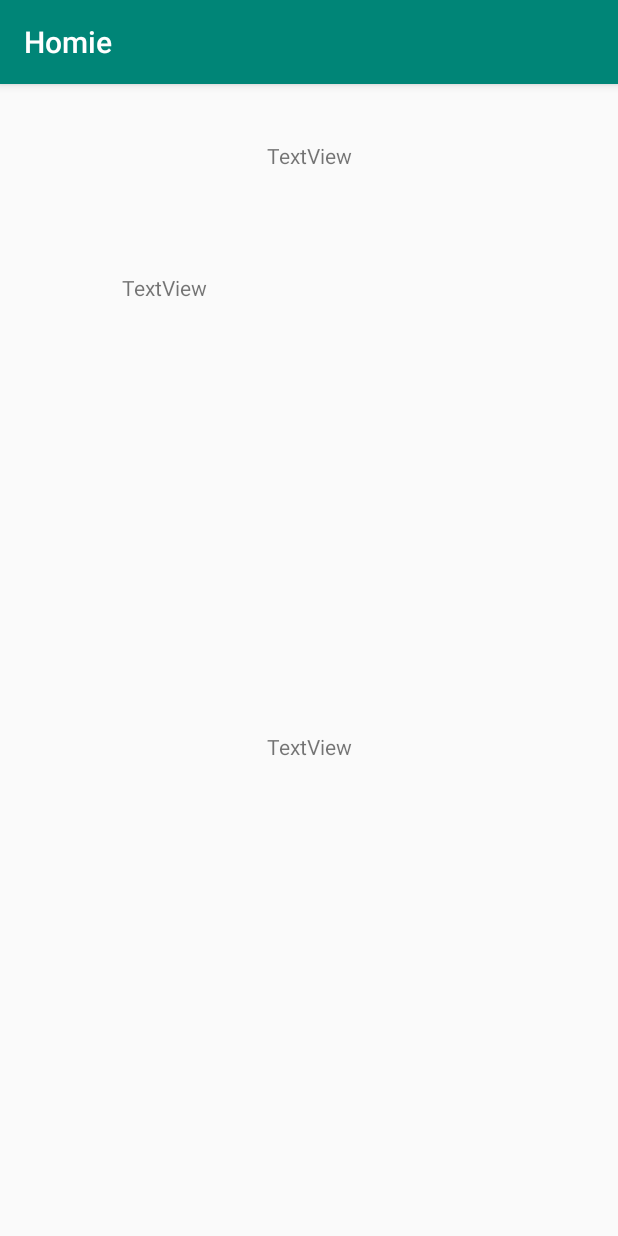
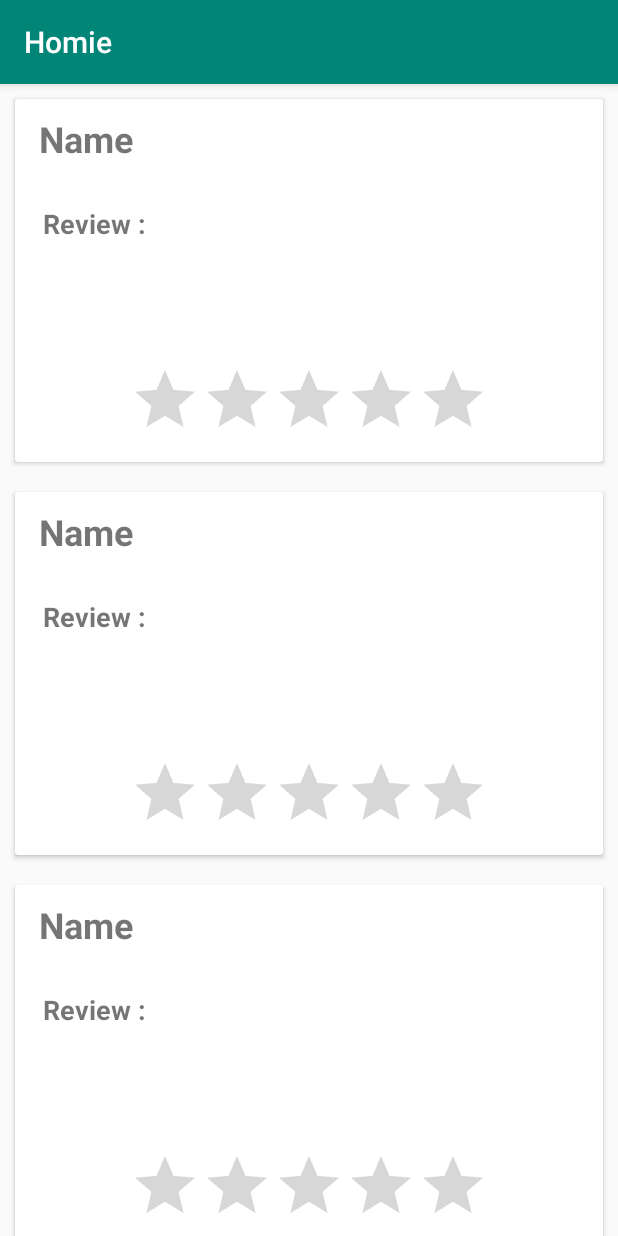
Before and after one commit to NadeemRawther/Homie, an Android app: the LabourProfile screen opened directly, with no data from a screen before it, on a phone screen of 412 x 824 dp. Run offline under Robolectric (Android 15) with nearby library versions, the phone set to English and light mode, and no system bars; our stand-ins replace Firebase (no records; nobody signed in at launch, a user with empty details on screens opened directly).

Commit message:
Its my new commit

```diff
--- a/app/src/main/java/com/labour/homie/Adapter/LabourAdapter.java
+++ b/app/src/main/java/com/labour/homie/Adapter/LabourAdapter.java
@@ -64,6 +64,8 @@ public class LabourAdapter extends RecyclerView.Adapter<LabourAdapter.ViewHolder
             @Override
             public void onClick(View v) {
 Intent intent = new Intent(context, LabourProfile.class);
+intent.putExtra("userid",list.get(i).getUserid());
+
 context.startActivity(intent);
 
             }
--- /dev/null
+++ b/app/src/main/java/com/labour/homie/Adapter/ReviewAdapter.java
@@ -0,0 +1,65 @@
+package com.labour.homie.Adapter;
+
+import android.content.Context;
+import android.support.annotation.NonNull;
+import android.support.v7.widget.CardView;
+import android.support.v7.widget.RecyclerView;
+import android.view.LayoutInflater;
+import android.view.View;
+import android.view.ViewGroup;
+import android.widget.ImageButton;
+import android.widget.TextView;
+import com.labour.homie.Entities.CardForLabours;
+import com.labour.homie.Entities.CardReview;
+import com.labour.homie.R;
+import java.util.ArrayList;
+
+public class ReviewAdapter extends RecyclerView.Adapter<ReviewAdapter.ViewHolder> {
+        TextView titles,detail,requests;
+        ImageButton imgphon;
+        ArrayList<CardReview> list;
+        Context context;
+public ReviewAdapter(Context context, ArrayList<CardReview> arrayList){
+        this.list = arrayList;
+        this.context = context;
+        }
+
+
+@NonNull
+@Override
+public ReviewAdapter.ViewHolder onCreateViewHolder(@NonNull ViewGroup viewGroup, int i) {
+        CardView view = (CardView) LayoutInflater.from(viewGroup.getContext()).inflate(R.layout.card_review,viewGroup,false);
+        return new ReviewAdapter.ViewHolder(view);
+        }
+
+@Override
+public void onBindViewHolder(@NonNull ReviewAdapter.ViewHolder viewHolder, final int i) {
+final int j;
+
+final CardView cardView = viewHolder.cardView;
+final Context context = cardView.getContext();
+
+        cardView.setOnClickListener(new View.OnClickListener() {
+@Override
+public void onClick(View v) {
+
+        }
+        });
+
+        }
+public static class ViewHolder extends RecyclerView.ViewHolder {
+    CardView cardView;
+
+    public ViewHolder(View view) {
+        super(view);
+
+        cardView = (CardView) view.findViewById(R.id.cardview_forreview);
+
+    }
+}
+    @Override
+    public int getItemCount() {
+        int len = list.size();
+        return 10 ;
+    }
+}
--- a/app/src/main/java/com/labour/homie/LabourProfile.java
+++ b/app/src/main/java/com/labour/homie/LabourProfile.java
@@ -1,13 +1,61 @@
 package com.labour.homie;
 
+import android.app.ProgressDialog;
+import android.content.Intent;
+import android.support.annotation.NonNull;
 import android.support.v7.app.AppCompatActivity;
 import android.os.Bundle;
+import android.support.v7.widget.LinearLayoutManager;
+import android.support.v7.widget.RecyclerView;
+import android.util.Log;
+
+import com.google.firebase.database.DataSnapshot;
+import com.google.firebase.database.DatabaseError;
+import com.google.firebase.database.DatabaseReference;
+import com.google.firebase.database.FirebaseDatabase;
+import com.google.firebase.database.ValueEventListener;
+import com.labour.homie.Adapter.ReviewAdapter;
+import com.labour.homie.Entities.CardForLabours;
+import com.labour.homie.Entities.CardReview;
+
+import java.util.ArrayList;
 
 public class LabourProfile extends AppCompatActivity {
-
+    FirebaseDatabase database = FirebaseDatabase.getInstance();
+    ArrayList<CardReview> arrayList = new ArrayList<>();
+    private ProgressDialog progressDialog;
     @Override
     protected void onCreate(Bundle savedInstanceState) {
         super.onCreate(savedInstanceState);
         setContentView(R.layout.activity_labour_profile);
+        Intent intent = getIntent();
+        String userid = intent.getStringExtra("userid");
+Log.e("MADS",userid);
+        final RecyclerView labourcycle = findViewById(R.id.recyclerreview);
+        labourcycle.setHasFixedSize(true);
+        DatabaseReference myRef = database.getReference("reviews/"+userid);
+
+        LinearLayoutManager layoutManager = new LinearLayoutManager(this);
+        labourcycle.setLayoutManager(layoutManager);
+        myRef.addListenerForSingleValueEvent(new ValueEventListener() {
+            @Override
+            public void onDataChange(@NonNull DataSnapshot dataSnapshot) {
+
+                           Log.e("nads",dataSnapshot.getKey());
+                           for(DataSnapshot dataSnapshot1:dataSnapshot.getChildren()){
+
+                           }
+
+            }
+
+            @Override
+            public void onCancelled(@NonNull DatabaseError databaseError) {
+
+            }
+        });
+        //CardReview cardReview = new CardReview("dsfsd","sdfsd");
+        //arrayList.add(cardReview);
+        ReviewAdapter reviewAdapter = new ReviewAdapter(this,arrayList);
+        labourcycle.setAdapter(reviewAdapter);
     }
 }
--- a/app/src/main/java/com/labour/homie/ListOfLabours.java
+++ b/app/src/main/java/com/labour/homie/ListOfLabours.java
@@ -72,8 +72,8 @@ myRef.addListenerForSingleValueEvent(new ValueEventListener() {
     public void onDataChange(@NonNull DataSnapshot dataSnapshot) {
         for(DataSnapshot dataSnapshot1:dataSnapshot.getChildren()){
 
-            Log.e("Nadeem",dataSnapshot1.child("name").getValue().toString());
-           CardForLabours cardForLabours = new CardForLabours(dataSnapshot1.child("name").getValue().toString(),dataSnapshot1.child("phone").getValue().toString(),dataSnapshot1.child("place").getValue().toString(),dataSnapshot1.child("charge").getValue().toString());
+            Log.e("Nadeem",dataSnapshot1.getKey().toString());
+           CardForLabours cardForLabours = new CardForLabours(dataSnapshot1.child("name").getValue().toString(),dataSnapshot1.child("phone").getValue().toString(),dataSnapshot1.child("place").getValue().toString(),dataSnapshot1.child("charge").getValue().toString(),dataSnapshot1.getKey().toString());
            arrayList.add(cardForLabours);
 
         }
--- a/app/src/main/res/layout/activity_labour_profile.xml
+++ b/app/src/main/res/layout/activity_labour_profile.xml
@@ -1,67 +1,20 @@
 <?xml version="1.0" encoding="utf-8"?>
-<ScrollView xmlns:android="http://schemas.android.com/apk/res/android"
+<android.support.constraint.ConstraintLayout xmlns:android="http://schemas.android.com/apk/res/android"
     xmlns:app="http://schemas.android.com/apk/res-auto"
     xmlns:tools="http://schemas.android.com/tools"
     android:layout_width="match_parent"
     android:layout_height="match_parent"
     tools:context=".LabourProfile">
 
-    <android.support.constraint.ConstraintLayout
+    <android.support.v7.widget.RecyclerView
+        android:id="@+id/recyclerreview"
         android:layout_width="match_parent"
-        android:layout_height="match_parent">
+        android:layout_height="match_parent"
+        tools:layout_editor_absoluteY="26dp">
 
-        <TextView
-            android:id="@+id/textView2"
-            android:layout_width="wrap_content"
-            android:layout_height="wrap_content"
-            android:layout_marginStart="8dp"
-            android:layout_marginTop="432dp"
-            android:layout_marginEnd="8dp"
-            android:text="TextView"
-            app:layout_constraintEnd_toEndOf="parent"
-            app:layout_constraintStart_toStartOf="parent"
-            app:layout_constraintTop_toTopOf="parent" />
+    </android.support.v7.widget.RecyclerView>
 
-        <TextView
-            android:id="@+id/textView3"
-            android:layout_width="wrap_content"
-            android:layout_height="wrap_content"
-            android:layout_marginStart="8dp"
-            android:layout_marginEnd="8dp"
-            android:layout_marginBottom="8dp"
-            android:text="TextView"
-            app:layout_constraintBottom_toTopOf="@+id/guideline9"
-            app:layout_constraintEnd_toEndOf="parent"
-            app:layout_constraintStart_toStartOf="parent"
-            app:layout_constraintTop_toTopOf="parent" />
 
-        <android.support.constraint.Guideline
-            android:id="@+id/guideline9"
-            android:layout_width="wrap_content"
-            android:layout_height="wrap_content"
-            android:orientation="horizontal"
-            app:layout_constraintGuide_percent="0.22838138" />
 
-        <TextView
-            android:id="@+id/textView4"
-            android:layout_width="72dp"
-            android:layout_height="40dp"
-            android:layout_marginStart="8dp"
-            android:layout_marginEnd="8dp"
-            android:layout_marginBottom="8dp"
-            android:text="TextView"
-            app:layout_constraintBottom_toTopOf="@+id/guideline10"
-            app:layout_constraintEnd_toEndOf="parent"
-            app:layout_constraintHorizontal_bias="0.226"
-            app:layout_constraintStart_toStartOf="parent"
-            app:layout_constraintTop_toTopOf="@+id/guideline9"
-            app:layout_constraintVertical_bias="0.123" />
 
-        <android.support.constraint.Guideline
-            android:id="@+id/guideline10"
-            android:layout_width="wrap_content"
-            android:layout_height="wrap_content"
-            android:orientation="horizontal"
-            app:layout_constraintGuide_percent="0.7472284" />
-    </android.support.constraint.ConstraintLayout>
-</ScrollView>
+</android.support.constraint.ConstraintLayout>
--- /dev/null
+++ b/app/src/main/res/layout/card_review.xml
@@ -0,0 +1,87 @@
+<?xml version="1.0" encoding="utf-8"?>
+<android.support.v7.widget.CardView xmlns:tools="http://schemas.android.com/tools"
+    android:id="@+id/cardview_forreview"
+    xmlns:android="http://schemas.android.com/apk/res/android"
+    xmlns:app="http://schemas.android.com/apk/res-auto"
+    android:layout_width="match_parent"
+    android:layout_height="wrap_content"
+    android:layout_margin="10dp">
+
+
+    <android.support.constraint.ConstraintLayout
+        android:layout_width="match_parent"
+        android:layout_height="match_parent">
+
+        <TextView
+            android:id="@+id/cardviewtitle"
+            android:layout_width="wrap_content"
+            android:layout_height="wrap_content"
+            android:layout_alignParentStart="true"
+            android:layout_alignParentTop="true"
+            android:layout_alignParentEnd="true"
+            android:layout_marginStart="16dp"
+            android:layout_marginTop="8dp"
+            android:layout_marginBottom="8dp"
+            android:text="Name"
+            android:textAlignment="center"
+            android:textSize="24dp"
+            android:textStyle="bold"
+            app:layout_constraintBottom_toTopOf="@+id/guideline48"
+            app:layout_constraintStart_toStartOf="parent"
+            app:layout_constraintTop_toTopOf="parent"
+            app:layout_constraintVertical_bias="1.0" />
+
+        <RatingBar
+            android:id="@+id/cardrating"
+            android:layout_width="wrap_content"
+            android:layout_height="wrap_content"
+            android:layout_alignParentStart="true"
+            android:layout_alignParentBottom="true"
+            android:layout_marginStart="8dp"
+            android:layout_marginEnd="8dp"
+            android:layout_marginBottom="8dp"
+
+            android:text="request"
+            android:textSize="14sp"
+            android:textStyle="bold"
+            app:layout_constraintBottom_toBottomOf="parent"
+            app:layout_constraintEnd_toEndOf="parent"
+            app:layout_constraintStart_toStartOf="parent"
+            app:layout_constraintTop_toTopOf="@+id/guideline49"
+            tools:ignore="MissingConstraints" />
+
+        <android.support.constraint.Guideline
+            android:id="@+id/guideline48"
+            android:layout_width="wrap_content"
+            android:layout_height="wrap_content"
+            android:orientation="horizontal"
+            app:layout_constraintGuide_percent="0.21" />
+
+        <android.support.constraint.Guideline
+            android:id="@+id/guideline49"
+            android:layout_width="wrap_content"
+            android:layout_height="wrap_content"
+            android:orientation="horizontal"
+            app:layout_constraintGuide_percent="0.73" />
+
+
+        <TextView
+            android:id="@+id/chars"
+            android:layout_width="wrap_content"
+            android:layout_height="wrap_content"
+            android:layout_marginStart="8dp"
+            android:layout_marginTop="20dp"
+            android:layout_marginEnd="8dp"
+            android:text="Review :"
+            android:textSize="18sp"
+            android:textStyle="bold"
+            app:layout_constraintEnd_toEndOf="parent"
+            app:layout_constraintHorizontal_bias="0.034"
+            app:layout_constraintStart_toStartOf="parent"
+            app:layout_constraintTop_toTopOf="@+id/guideline48" />
+
+    </android.support.constraint.ConstraintLayout>
+
+
+
+</android.support.v7.widget.CardView>
```
Also changed, not shown: app/src/main/java/com/labour/homie/Entities/CardForLabours.java (+6 -2 lines), app/src/main/java/com/labour/homie/Entities/CardReview.java (added, +19 -0 lines), app/src/main/res/layout/list_of_labours.xml (+46 -11 lines), app/src/main/res/mipmap-mdpi/phone.png (added), app/src/main/res/mipmap-xhdpi/phone.png (added).
